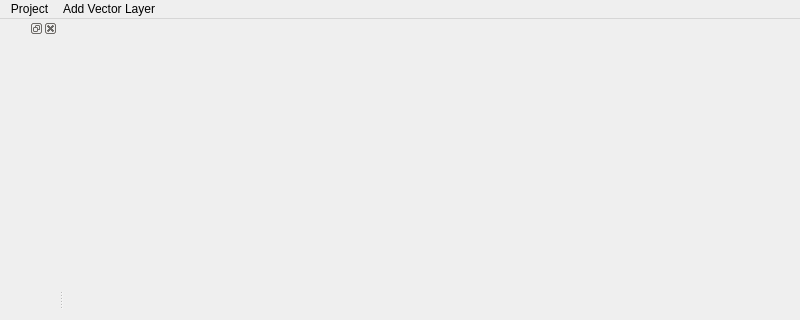
First picture: the form in sample_qgs_vector_raster/ui/MainWindow.ui, repository liuleidong/qgis_py_api_apps, before the edit; both pictures show x 0 to 800 and y 0 to 320 of the 800 by 600 pixel window.
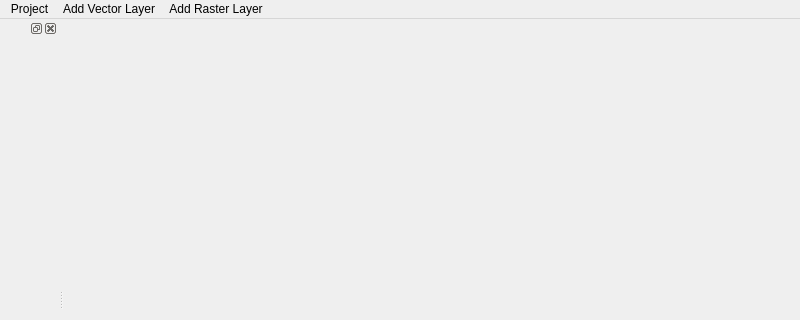
Second picture: the form after the edit. Icons and pictures are not drawn.

Commit message: 增加raster layers

Patch:
```diff
--- a/sample_qgs_vector_raster/ui/MainWindow.ui
+++ b/sample_qgs_vector_raster/ui/MainWindow.ui
@@ -54,8 +54,16 @@
     <addaction name="actionMemory_data_provider_memory"/>
     <addaction name="actionWFS_web_feature_service_data_provider_wfs"/>
    </widget>
+   <widget class="QMenu" name="menuAdd_Raster_Layer">
+    <property name="title">
+     <string>Add Raster Layer</string>
+    </property>
+    <addaction name="actionGDAL_data_provider_gdal"/>
+    <addaction name="actionWMS_data_provider_wms"/>
+   </widget>
    <addaction name="menuProject"/>
    <addaction name="menuAdd_Vector_Layer"/>
+   <addaction name="menuAdd_Raster_Layer"/>
   </widget>
   <widget class="QStatusBar" name="statusbar"/>
   <widget class="QDockWidget" name="dockWidget">
```
Left out of the diff: 10 changed lines with no effect on the pictures. The commit also changes 2 other files.
